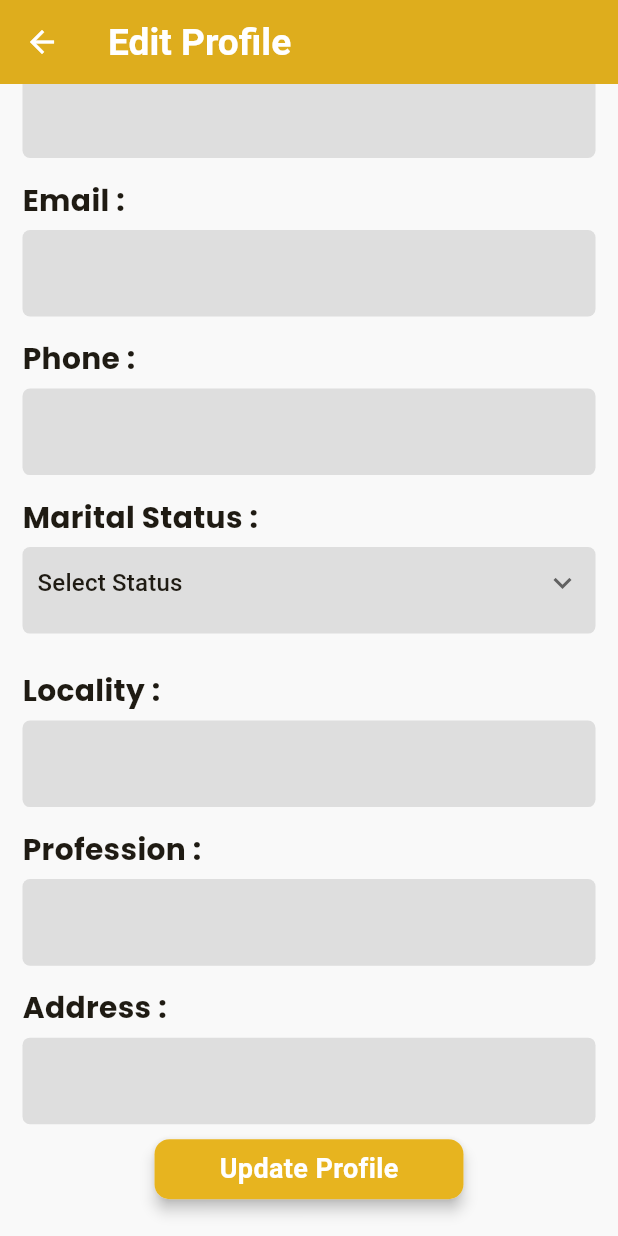
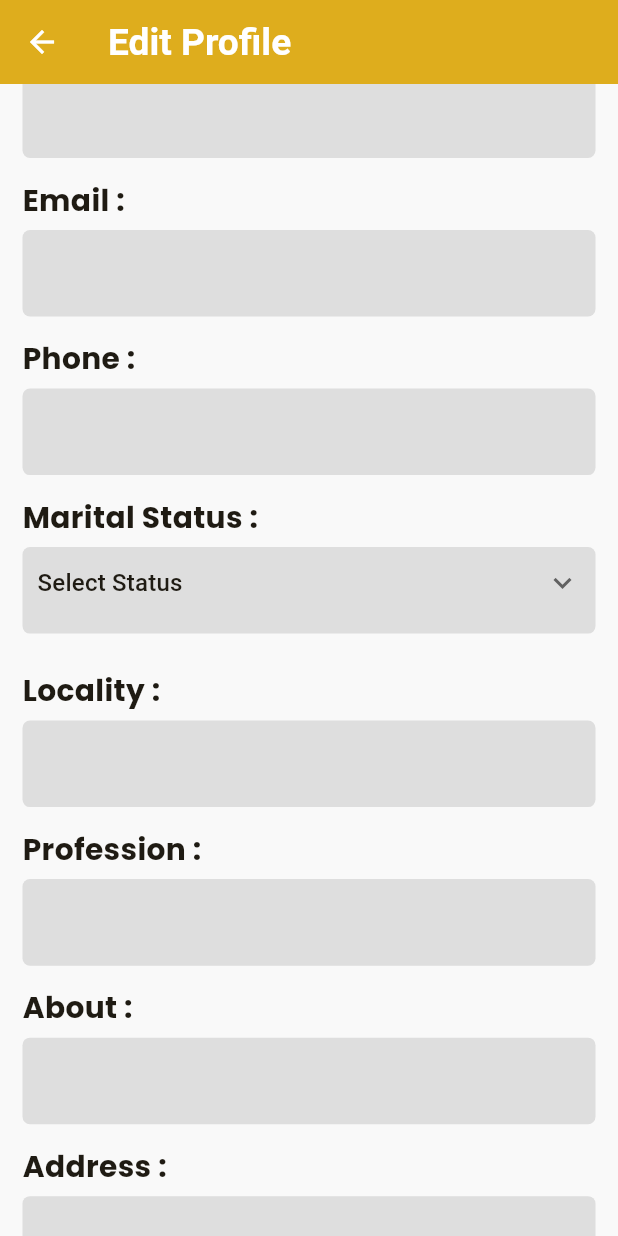
Before and after one commit to SOCORPKolathur/church_management_app, a Flutter app: the EditProfileView screen opened directly with empty values, scrolled down 377 dp, on a phone screen of 412 x 824 dp. Run offline on Flutter 3.47's test engine with Material 2 defaults, Android fonts, the phone set to English and light mode, and no system bars; our stand-ins replace animate_do, cached_network_image, carousel_slider, cloud_firestore, cool_alert, dots_indicator and 17 more; missing offline and left inert: animated_widgets, ff_navigation_bar_plus, neopop, translator; accounts and stored records are empty; network calls fail; Roboto replaces fonts that are missing (Amaranth); project files that could hold a hidden picture were left out.

Commit message:
Correction by Nagaraj.K

```diff
--- a/lib/views/edit_profile_view.dart
+++ b/lib/views/edit_profile_view.dart
@@ -7,6 +7,7 @@ import 'package:firebase_storage/firebase_storage.dart';
 import 'package:flutter/material.dart';
 import 'package:google_fonts/google_fonts.dart';
 import 'package:image_picker/image_picker.dart';
+import 'package:lottie/lottie.dart';
 import '../Widgets/kText.dart';
 import '../constants.dart';
 
@@ -30,6 +31,7 @@ class _EditProfileViewState extends State<EditProfileView> {
   TextEditingController localityController = TextEditingController();
   TextEditingController professionController = TextEditingController();
   TextEditingController addressController = TextEditingController();
+  TextEditingController aboutController = TextEditingController();
   String oldImgUrl = '';
   final ImagePicker _picker = ImagePicker();
 
@@ -54,6 +56,7 @@ class _EditProfileViewState extends State<EditProfileView> {
     localityController.text = user.get("locality");
     professionController.text = user.get("profession");
     addressController.text = user.get("address");
+    aboutController.text = user.get("about");
     setState(() {
 
     });
@@ -66,6 +69,8 @@ class _EditProfileViewState extends State<EditProfileView> {
       imageForShow = pickedFile;
     });
   }
+
+  bool isLoading = false;
 
   @override
   Widget build(BuildContext context) {
@@ -92,7 +97,10 @@ class _EditProfileViewState extends State<EditProfileView> {
           child: const Icon(Icons.arrow_back, color: Colors.white),
         ),
       ),
-      body: SingleChildScrollView(
+      body: Stack(
+        alignment: Alignment.center,
+        children: [
+          SingleChildScrollView(
             child: Padding(
               padding: const EdgeInsets.all(15.0),
               child: Column(
@@ -490,6 +498,45 @@ class _EditProfileViewState extends State<EditProfileView> {
                         crossAxisAlignment: CrossAxisAlignment.start,
                         children: [
                           KText(
+                            text: "About :",
+                            style: GoogleFonts.poppins(
+                              fontSize:
+                              Constants().getFontSize(context, 'M'),
+                              fontWeight: FontWeight.bold,
+                            ),
+                          ),
+                          const SizedBox(height: 6),
+                          Container(
+                            height: size.height * 0.07,
+                            decoration: BoxDecoration(
+                              color: Colors.grey.withOpacity(0.3),
+                              borderRadius: BorderRadius.circular(5),
+                            ),
+                            child: TextField(
+                              maxLines: null,
+                              controller: aboutController,
+                              style: const TextStyle(
+                                color: Colors.black,
+                                fontSize: 18,
+                              ),
+                              decoration: const InputDecoration(
+                                  border: InputBorder.none,
+                                  contentPadding: EdgeInsets.all(7)),
+                            ),
+                          )
+                        ],
+                      ),
+                    ],
+                  ),
+                  const SizedBox(height: 10),
+                  Column(
+                    crossAxisAlignment: CrossAxisAlignment.start,
+                    children: [
+                      const SizedBox(height: 4),
+                      Column(
+                        crossAxisAlignment: CrossAxisAlignment.start,
+                        children: [
+                          KText(
                             text: "Address :",
                             style: GoogleFonts.poppins(
                               fontSize:
@@ -555,10 +602,25 @@ class _EditProfileViewState extends State<EditProfileView> {
               ),
             ),
           ),
+          Visibility(
+            visible: isLoading,
+            child: Center(
+            child: Lottie.asset(
+              'assets/churchLoading.json',
+              fit: BoxFit.contain,
+              height: size.height * 0.4,
+              width: size.width * 0.7,
+            ),
+          ),)
+        ],
+      ),
     );
   }
 
   updateProfile(Size size) async {
+    setState(() {
+      isLoading = true;
+    });
     String imgUrl = '';
     if(profileImage != null){
       imgUrl = await uploadImageToStorage(profileImage);
@@ -575,6 +637,10 @@ class _EditProfileViewState extends State<EditProfileView> {
       "locality":localityController.text,
       "profession":professionController.text,
       "address": addressController.text,
+      "about": aboutController.text,
+    });
+    setState(() {
+      isLoading = false;
     });
     await CoolAlert.show(
         context: context,
```
Lines whose indentation alone changed are shown as unchanged.
